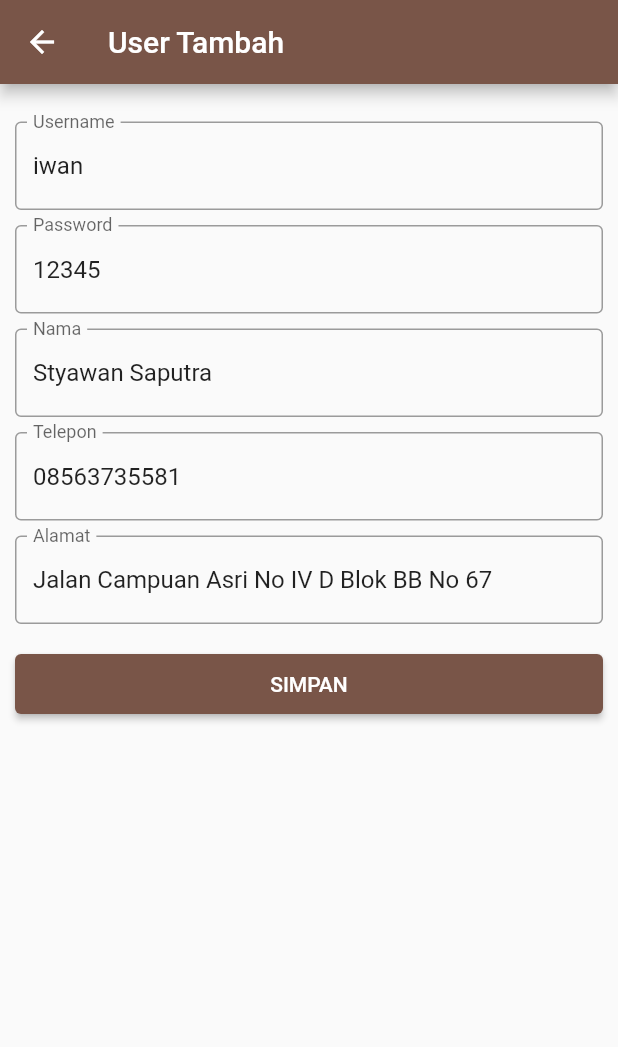
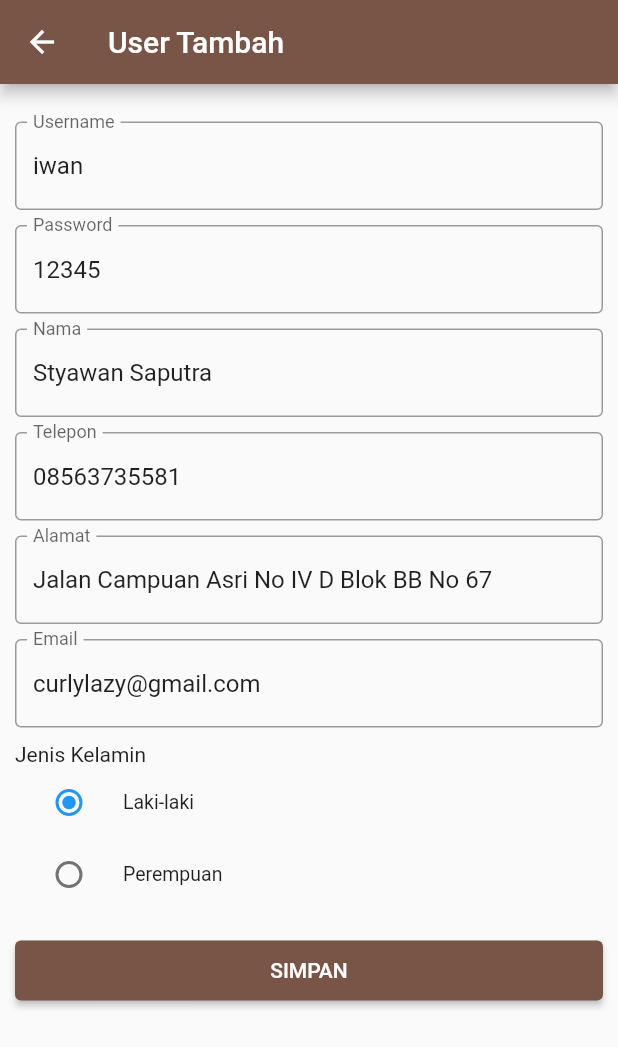
Before and after one commit to curlylazy/flutter_getx_dev, a Flutter app: the screen it shows after launch, after a tap on "Data User", on a phone screen of 412 x 824 dp. Shown: the top 1047 px of the screen. Run offline on Flutter 3.47's test engine with Material 2 defaults, Android fonts, the phone set to English and light mode, and no system bars; our stand-ins replace fluttertoast, get; network calls fail.

Commit message:
update flutter class model

```diff
--- a/lib/controllers/user_ae_controller.dart
+++ b/lib/controllers/user_ae_controller.dart
@@ -1,18 +1,26 @@
 // ignore_for_file: avoid_print, non_constant_identifier_names, unnecessary_new
 import 'package:flutter/material.dart';
-import 'package:flut_getx_dev/model/user_model.dart';
 import 'package:flutter/cupertino.dart';
 import 'package:get/get.dart';
-import 'package:progress_dialog/progress_dialog.dart';
+// import 'package:progress_dialog/progress_dialog.dart';
 
 import 'dart:convert';
 import 'dart:io';
 
+// import class function
 import 'package:flut_getx_dev/app/json.dart';
 import 'package:flut_getx_dev/app/config.dart';
 import 'package:flut_getx_dev/app/stringfunction.dart';
 import 'package:flut_getx_dev/app/dialog.dart';
 import 'package:flut_getx_dev/app/ihttpclient.dart';
+
+// model
+import 'package:flut_getx_dev/model/user_model.dart';
+import 'package:flut_getx_dev/model/user2_model.dart';
+import 'package:flut_getx_dev/model/pelanggan_model.dart';
+
+// import widget
+import 'package:flut_getx_dev/widgets/widget_loader.dart';
 
 class UserAEController extends GetxController {
   late final BuildContext context;
@@ -20,15 +28,25 @@ class UserAEController extends GetxController {
       ctrPassword,
       ctrNama,
       ctrTelepon,
+      ctrEmail,
       ctrAlamat;
 
-  var UserData = new UserModel(
-          username: "", password: "", nama: "", telepon: "", alamat: "")
-      .obs;
+  // var UserData = new UserModel(
+  //         username: "",
+  //         password: "",
+  //         nama: "",
+  //         telepon: "",
+  //         alamat: "",
+  //         jk: "",
+  //         email: '')
+  //     .obs;
+
+  var UserData = new UserModel2();
 
   var ih = new IHttpClient();
   var dialogAlert = new DialogAlert();
   var stringFunction = new StringFunction();
+  var widgetLoader = new WidgetLoader();
 
   int actMode = AppConfig.APP_SAVE_MODE_ADD;
   String actPage = "user/tambah";
@@ -43,6 +61,7 @@ class UserAEController extends GetxController {
     ctrNama = TextEditingController();
     ctrTelepon = TextEditingController();
     ctrAlamat = TextEditingController();
+    ctrEmail = TextEditingController();
   }
 
   @override
@@ -53,7 +72,26 @@ class UserAEController extends GetxController {
     ctrPassword.text = "12345";
     ctrNama.text = "Styawan Saputra";
     ctrTelepon.text = "08563735581";
+    ctrEmail.text = "curlylazy@gmail.com";
     ctrAlamat.text = "Jalan Campuan Asri No IV D Blok BB No 67";
+
+    // UserData.update((_) {
+    //   UserData.value.username = ctrUsername.text;
+    //   UserData.value.password = ctrPassword.text;
+    //   UserData.value.nama = ctrNama.text;
+    //   UserData.value.telepon = ctrTelepon.text;
+    //   UserData.value.alamat = ctrAlamat.text;
+    //   UserData.value.email = ctrEmail.text;
+    //   UserData.value.jk = 'L';
+    // });
+
+    UserData.username.value = ctrUsername.text;
+    UserData.password.value = ctrPassword.text;
+    UserData.nama.value = ctrNama.text;
+    UserData.telepon.value = ctrTelepon.text;
+    UserData.alamat.value = ctrAlamat.text;
+    UserData.email.value = ctrEmail.text;
+    UserData.jk.value = 'L';
   }
 
   @override
@@ -63,13 +101,13 @@ class UserAEController extends GetxController {
     ctrNama.dispose();
     ctrTelepon.dispose();
     ctrAlamat.dispose();
+    ctrEmail.dispose();
   }
 
   onClick_SaveData(BuildContext context) async {
     try {
       FocusScope.of(context).unfocus();
-      final ProgressDialog pr = ProgressDialog(context, isDismissible: false);
-      await pr.show();
+      widgetLoader.showLoaderDialog(context, pesan: "Mohong tunggu..");
 
       var ijson = new IJson();
       ijson.newTable("DataHeader");
@@ -77,13 +115,14 @@ class UserAEController extends GetxController {
       ijson.createTable();
 
       var reqData = ijson.generateJson();
+      print(reqData);
 
       var res =
           await ih.sendDataAsync(AppConfig.APP_URL, actPage, reqData, "", "");
 
-      await pr.hide();
+      widgetLoader.hideDialog(context);
 
-      print(res);
+      // print(res);
       var resData = jsonDecode(res);
       bool status = resData['status'];
 
--- a/lib/model/pelanggan_model.dart
+++ b/lib/model/pelanggan_model.dart
@@ -1,6 +1,4 @@
 class PelangganModel {
-  final String kodepelanggan;
-  final String namapelanggan;
-
-  PelangganModel({required this.kodepelanggan, required this.namapelanggan});
+  late String kodepelanggan;
+  late String namapelanggan;
 }
--- /dev/null
+++ b/lib/model/user2_model.dart
@@ -0,0 +1,21 @@
+import 'package:get/get.dart';
+
+class UserModel2 {
+  var username = "".obs;
+  var password = "".obs;
+  var nama = "".obs;
+  var telepon = "".obs;
+  var alamat = "".obs;
+  var email = "".obs;
+  var jk = "".obs;
+
+  Map<String, dynamic> toJson() => {
+        'username': username.value,
+        'password': password.value,
+        'nama': nama.value,
+        'telepon': telepon.value,
+        'alamat': alamat.value,
+        'jk': jk.value,
+        'email': email.value,
+      };
+}
--- a/lib/model/user_model.dart
+++ b/lib/model/user_model.dart
@@ -4,13 +4,18 @@ class UserModel {
   String nama;
   String telepon;
   String alamat;
+  String email;
+  String jk;
 
-  UserModel(
-      {required this.username,
-      required this.password,
-      required this.nama,
-      required this.telepon,
-      required this.alamat});
+  UserModel({
+    required this.username,
+    required this.password,
+    required this.nama,
+    required this.telepon,
+    required this.jk,
+    required this.email,
+    required this.alamat,
+  });
 
   Map<String, dynamic> toJson() => {
         'username': username,
@@ -18,5 +23,7 @@ class UserModel {
         'nama': nama,
         'telepon': telepon,
         'alamat': alamat,
+        'jk': jk,
+        'email': email,
       };
 }
--- a/lib/views/user_ae.dart
+++ b/lib/views/user_ae.dart
@@ -2,6 +2,8 @@ import 'package:flutter/material.dart';
 import 'package:get/get.dart';
 
 import '../controllers/user_ae_controller.dart';
+
+String jk = "";
 
 class UserAE extends StatelessWidget {
   UserAE({Key? key}) : super(key: key);
@@ -32,9 +34,10 @@ class UserAE extends StatelessWidget {
                         hintText: 'masukkan username',
                         labelText: 'Username'),
                     onChanged: (value) {
-                      ctrUserAE.UserData.update((_) {
-                        ctrUserAE.UserData.value.username = value;
-                      });
+                      ctrUserAE.UserData.username.value = value;
+                      // ctrUserAE.UserData.update((_) {
+                      //   ctrUserAE.UserData.value.username = value;
+                      // });
                     }),
                 const SizedBox(height: 10),
                 TextField(
@@ -52,9 +55,10 @@ class UserAE extends StatelessWidget {
                         hintText: 'masukkan nama',
                         labelText: 'Nama'),
                     onChanged: (value) {
-                      ctrUserAE.UserData.update((_) {
-                        ctrUserAE.UserData.value.nama = value;
-                      });
+                      ctrUserAE.UserData.nama.value = value;
+                      // ctrUserAE.UserData.update((_) {
+                      //   ctrUserAE.UserData.value.nama = value;
+                      // });
                     }),
                 const SizedBox(height: 10),
                 TextField(
@@ -64,9 +68,10 @@ class UserAE extends StatelessWidget {
                         hintText: 'masukkan telepon',
                         labelText: 'Telepon'),
                     onChanged: (value) {
-                      ctrUserAE.UserData.update((_) {
-                        ctrUserAE.UserData.value.telepon = value;
-                      });
+                      ctrUserAE.UserData.telepon.value = value;
+                      // ctrUserAE.UserData.update((_) {
+                      //   ctrUserAE.UserData.value.telepon = value;
+                      // });
                     }),
                 const SizedBox(height: 10),
                 TextField(
@@ -76,10 +81,69 @@ class UserAE extends StatelessWidget {
                         hintText: 'masukkan alamat',
                         labelText: 'Alamat'),
                     onChanged: (value) {
-                      ctrUserAE.UserData.update((_) {
-                        ctrUserAE.UserData.value.alamat = value;
-                      });
+                      ctrUserAE.UserData.alamat.value = value;
+                      // ctrUserAE.UserData.update((_) {
+                      //   ctrUserAE.UserData.value.alamat = value;
+                      // });
                     }),
+                const SizedBox(height: 10),
+                TextField(
+                    controller: ctrUserAE.ctrEmail,
+                    decoration: const InputDecoration(
+                        border: OutlineInputBorder(),
+                        hintText: 'masukkan email',
+                        labelText: 'Email'),
+                    onChanged: (value) {
+                      ctrUserAE.UserData.email.value = value;
+                      // ctrUserAE.UserData.update((_) {
+                      //   ctrUserAE.UserData.value.email = value;
+                      // });
+                    }),
+                const SizedBox(height: 10),
+                Container(
+                    decoration: BoxDecoration(
+                        // border: Border.all(color: Colors.grey),
+                        borderRadius: BorderRadius.circular(3)),
+                    child: Column(
+                        crossAxisAlignment: CrossAxisAlignment.start,
+                        children: [
+                          const Align(
+                            alignment: Alignment.centerLeft,
+                            child: Text("Jenis Kelamin"),
+                          ),
+                          Obx(() => RadioListTile(
+                                value: "L",
+                                dense: true,
+                                groupValue: ctrUserAE.UserData.jk.value,
+                                // groupValue: ctrUserAE.UserData.value.jk,
+                                title: const Text("Laki-laki"),
+                                activeColor: Colors.blue,
+                                onChanged: (value) {
+                                  ctrUserAE.UserData.email.value =
+                                      value.toString();
+                                  // ctrUserAE.UserData.update((_) {
+                                  //   ctrUserAE.UserData.value.jk =
+                                  //       value.toString();
+                                  // });
+                                },
+                              )),
+                          Obx(() => RadioListTile(
+                                value: "P",
+                                dense: true,
+                                // groupValue: ctrUserAE.UserData.value.jk,
+                                groupValue: ctrUserAE.UserData.jk.value,
+                                title: const Text("Perempuan"),
+                                activeColor: Colors.blue,
+                                onChanged: (value) {
+                                  ctrUserAE.UserData.jk.value =
+                                      value.toString();
+                                  // ctrUserAE.UserData.update((_) {
+                                  //   ctrUserAE.UserData.value.jk =
+                                  //       value.toString();
+                                  // });
+                                },
+                              )),
+                        ])),
                 const SizedBox(height: 20),
                 Container(
                   alignment: Alignment.bottomLeft,
```
Also changed, not shown: lib/views/dashboard.dart (+9 -1 lines), lib/widgets/widget_loader.dart (added, +33 -0 lines).
